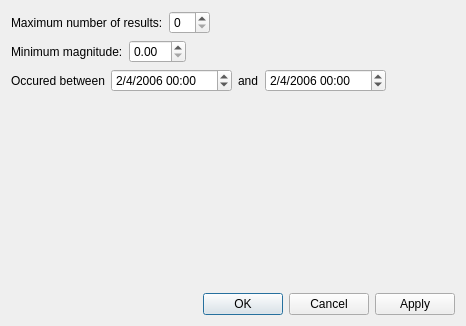
KDE/marble, file src/plugins/render/earthquake/EarthquakeConfigWidget.ui: the form before one commit.
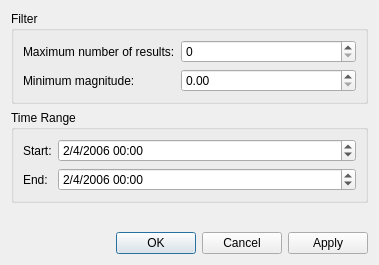
The form after the commit.

Commit message: - Committed: http://reviewboard.kde.org/r/6281/ by Cezar Mocan. - Tweaks for the Graticule and Earthquake ui file.

```diff
--- a/src/plugins/render/earthquake/EarthquakeConfigWidget.ui
+++ b/src/plugins/render/earthquake/EarthquakeConfigWidget.ui
@@ -6,53 +6,38 @@
    <rect>
     <x>0</x>
     <y>0</y>
-    <width>466</width>
-    <height>326</height>
+    <width>379</width>
+    <height>265</height>
    </rect>
   </property>
   <property name="windowTitle">
    <string>Dialog</string>
   </property>
-  <layout class="QVBoxLayout" name="verticalLayout_2">
-   <item>
     <layout class="QVBoxLayout" name="verticalLayout">
      <item>
-      <layout class="QHBoxLayout" name="horizontalLayout">
-       <item>
+    <widget class="QGroupBox" name="groupBox_2">
+     <property name="title">
+      <string>Filter</string>
+     </property>
+     <layout class="QFormLayout" name="formLayout_2">
+      <item row="0" column="0">
         <widget class="QLabel" name="label">
          <property name="text">
           <string>Maximum number of results:</string>
          </property>
         </widget>
        </item>
-       <item>
+      <item row="0" column="1">
         <widget class="QSpinBox" name="m_numResults"/>
        </item>
-       <item>
-        <spacer name="horizontalSpacer">
-         <property name="orientation">
-          <enum>Qt::Horizontal</enum>
-         </property>
-         <property name="sizeHint" stdset="0">
-          <size>
-           <width>40</width>
-           <height>20</height>
-          </size>
-         </property>
-        </spacer>
-       </item>
-      </layout>
-     </item>
-     <item>
-      <layout class="QHBoxLayout" name="horizontalLayout_2">
-       <item>
+      <item row="1" column="0">
         <widget class="QLabel" name="label_2">
          <property name="text">
           <string>Minimum magnitude:</string>
          </property>
         </widget>
        </item>
-       <item>
+      <item row="1" column="1">
         <widget class="QDoubleSpinBox" name="m_minMagnitude">
          <property name="maximum">
           <double>10.000000000000000</double>
@@ -62,31 +47,23 @@
          </property>
         </widget>
        </item>
-       <item>
-        <spacer name="horizontalSpacer_2">
-         <property name="orientation">
-          <enum>Qt::Horizontal</enum>
-         </property>
-         <property name="sizeHint" stdset="0">
-          <size>
-           <width>40</width>
-           <height>20</height>
-          </size>
-         </property>
-        </spacer>
-       </item>
-      </layout>
+     </layout>
+    </widget>
      </item>
      <item>
-      <layout class="QHBoxLayout" name="horizontalLayout_3">
-       <item>
+    <widget class="QGroupBox" name="groupBox">
+     <property name="title">
+      <string>Time Range</string>
+     </property>
+     <layout class="QFormLayout" name="formLayout">
+      <item row="0" column="0">
         <widget class="QLabel" name="label_3">
          <property name="text">
-          <string>Occured between</string>
+         <string>Start:</string>
          </property>
         </widget>
        </item>
-       <item>
+      <item row="0" column="1">
         <widget class="QDateTimeEdit" name="m_startDate">
          <property name="dateTime">
           <datetime>
@@ -103,14 +80,14 @@
          </property>
         </widget>
        </item>
-       <item>
+      <item row="1" column="0">
         <widget class="QLabel" name="label_4">
          <property name="text">
-          <string>and</string>
+         <string>End:</string>
          </property>
         </widget>
        </item>
-       <item>
+      <item row="1" column="1">
         <widget class="QDateTimeEdit" name="m_endDate">
          <property name="dateTime">
           <datetime>
@@ -127,22 +104,8 @@
          </property>
         </widget>
        </item>
-       <item>
-        <spacer name="horizontalSpacer_3">
-         <property name="orientation">
-          <enum>Qt::Horizontal</enum>
-         </property>
-         <property name="sizeHint" stdset="0">
-          <size>
-           <width>40</width>
-           <height>20</height>
-          </size>
-         </property>
-        </spacer>
-       </item>
-      </layout>
-     </item>
-    </layout>
+     </layout>
+    </widget>
    </item>
    <item>
     <spacer name="verticalSpacer">
```
Lines whose indentation alone changed are shown as unchanged. The commit also changes 5 other files.
